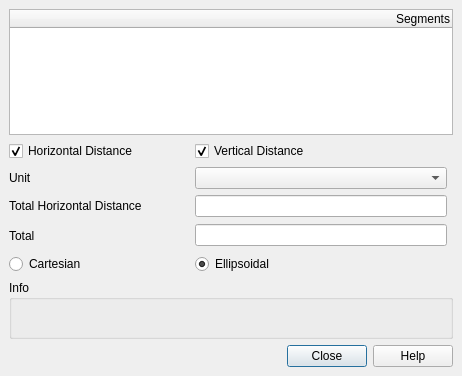
Above: src/ui/qgsmeasurebase.ui from qgis/QGIS before the change. Below: the same form after it.
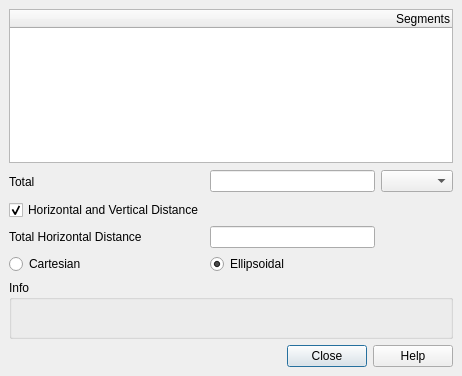
That is the form after the change. Icons and pictures are not drawn. Custom widgets are drawn as their Qt base class.

Commit message: use one extra distance.

Diff of the .ui file:
```diff
--- a/src/ui/qgsmeasurebase.ui
+++ b/src/ui/qgsmeasurebase.ui
@@ -39,38 +39,25 @@
    <property name="spacing">
     <number>6</number>
    </property>
-   <item row="3" column="0">
-    <widget class="QCheckBox" name="horizontalDistanceCbx">
-     <property name="enabled">
-      <bool>true</bool>
-     </property>
-     <property name="text">
-      <string>Horizontal Distance</string>
-     </property>
-     <property name="checked">
-      <bool>true</bool>
+   <item row="12" column="0" colspan="4">
+    <widget class="QDialogButtonBox" name="buttonBox">
+     <property name="standardButtons">
+      <set>QDialogButtonBox::Close|QDialogButtonBox::Help</set>
      </property>
     </widget>
    </item>
    <item row="4" column="2">
-    <widget class="QComboBox" name="mUnitsCombo"/>
-   </item>
-   <item row="7" column="0">
-    <widget class="QRadioButton" name="mCartesian">
-     <property name="text">
-      <string>Cartesian</string>
+    <widget class="QLineEdit" name="editTotal">
+     <property name="font">
+      <font>
+       <weight>75</weight>
+       <bold>true</bold>
+      </font>
      </property>
-     <property name="checked">
-      <bool>false</bool>
+     <property name="alignment">
+      <set>Qt::AlignRight</set>
      </property>
-    </widget>
-   </item>
-   <item row="3" column="2">
-    <widget class="QCheckBox" name="verticalDistanceCbx">
-     <property name="text">
-      <string>Vertical Distance</string>
-     </property>
-     <property name="checked">
+     <property name="readOnly">
       <bool>true</bool>
      </property>
     </widget>
@@ -94,23 +81,7 @@
      </layout>
     </widget>
    </item>
-   <item row="6" column="1">
-    <spacer>
-     <property name="orientation">
-      <enum>Qt::Horizontal</enum>
-     </property>
-     <property name="sizeType">
-      <enum>QSizePolicy::Fixed</enum>
-     </property>
-     <property name="sizeHint" stdset="0">
-      <size>
-       <width>41</width>
-       <height>25</height>
-      </size>
-     </property>
-    </spacer>
-   </item>
-   <item row="7" column="2">
+   <item row="8" column="2">
     <widget class="QRadioButton" name="mEllipsoidal">
      <property name="text">
       <string>Ellipsoidal</string>
@@ -120,14 +91,7 @@
      </property>
     </widget>
    </item>
-   <item row="11" column="0" colspan="4">
-    <widget class="QDialogButtonBox" name="buttonBox">
-     <property name="standardButtons">
-      <set>QDialogButtonBox::Close|QDialogButtonBox::Help</set>
-     </property>
-    </widget>
-   </item>
-   <item row="6" column="0">
+   <item row="4" column="0">
     <widget class="QLabel" name="totalDistanceLabel">
      <property name="text">
       <string>Total</string>
@@ -137,28 +101,21 @@
      </property>
     </widget>
    </item>
-   <item row="4" column="0">
-    <widget class="QLabel" name="label">
-     <property name="text">
-      <string>Unit</string>
+   <item row="4" column="1">
+    <spacer>
+     <property name="orientation">
+      <enum>Qt::Horizontal</enum>
      </property>
-    </widget>
-   </item>
-   <item row="6" column="2">
-    <widget class="QLineEdit" name="editTotal">
-     <property name="font">
-      <font>
-       <weight>75</weight>
-       <bold>true</bold>
-      </font>
+     <property name="sizeType">
+      <enum>QSizePolicy::Fixed</enum>
      </property>
-     <property name="alignment">
-      <set>Qt::AlignRight</set>
+     <property name="sizeHint" stdset="0">
+      <size>
+       <width>41</width>
+       <height>25</height>
+      </size>
      </property>
-     <property name="readOnly">
-      <bool>true</bool>
-     </property>
-    </widget>
+    </spacer>
    </item>
    <item row="2" column="0" colspan="4">
     <widget class="QTreeWidget" name="mTable">
@@ -181,7 +138,24 @@
      </column>
     </widget>
    </item>
-   <item row="10" column="0" colspan="4">
+   <item row="7" column="0">
+    <widget class="QLabel" name="totalHorizontalDistanceLabel">
+     <property name="text">
+      <string>Total Horizontal Distance</string>
+     </property>
+    </widget>
+   </item>
+   <item row="8" column="0">
+    <widget class="QRadioButton" name="mCartesian">
+     <property name="text">
+      <string>Cartesian</string>
+     </property>
+     <property name="checked">
+      <bool>false</bool>
+     </property>
+    </widget>
+   </item>
+   <item row="11" column="0" colspan="4">
     <spacer name="mSpacer">
      <property name="orientation">
       <enum>Qt::Vertical</enum>
@@ -194,14 +168,10 @@
      </property>
     </spacer>
    </item>
-   <item row="5" column="0">
-    <widget class="QLabel" name="totalHorizontalDistanceLabel">
-     <property name="text">
-      <string>Total Horizontal Distance</string>
-     </property>
-    </widget>
+   <item row="4" column="3">
+    <widget class="QComboBox" name="mUnitsCombo"/>
    </item>
-   <item row="5" column="2">
+   <item row="7" column="2">
     <widget class="QLineEdit" name="editHorizontalTotal">
      <property name="font">
       <font>
@@ -217,6 +187,19 @@
      </property>
     </widget>
    </item>
+   <item row="5" column="0" colspan="2">
+    <widget class="QCheckBox" name="extraDistanceCbx">
+     <property name="enabled">
+      <bool>true</bool>
+     </property>
+     <property name="text">
+      <string>Horizontal and Vertical Distance</string>
+     </property>
+     <property name="checked">
+      <bool>true</bool>
+     </property>
+    </widget>
+   </item>
   </layout>
  </widget>
  <layoutdefault spacing="6" margin="11"/>
```
Left out of the diff: 2 changed lines with no effect on the pictures. The commit also changes 2 other files.
